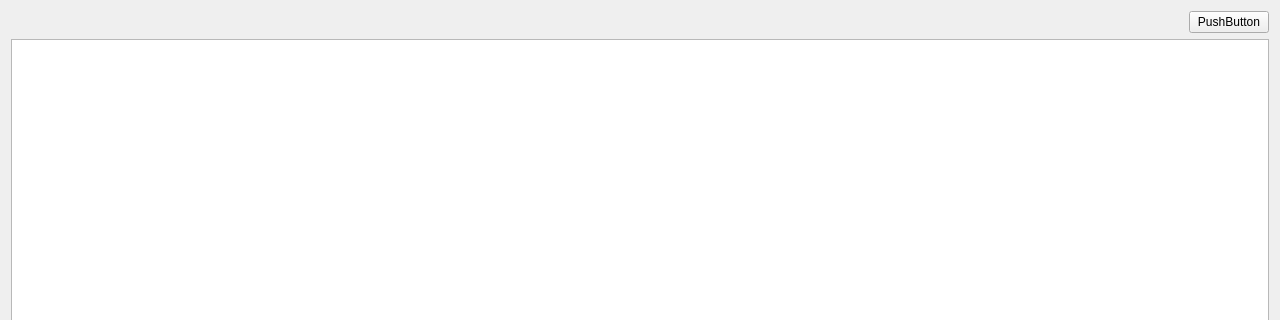
First picture: the form in pathfindingtab.ui, repository vlasopoulos/AlgorithmVisualisation, before the edit; both pictures show x 0 to 1280 and y 0 to 320 of the 1280 by 720 pixel window.
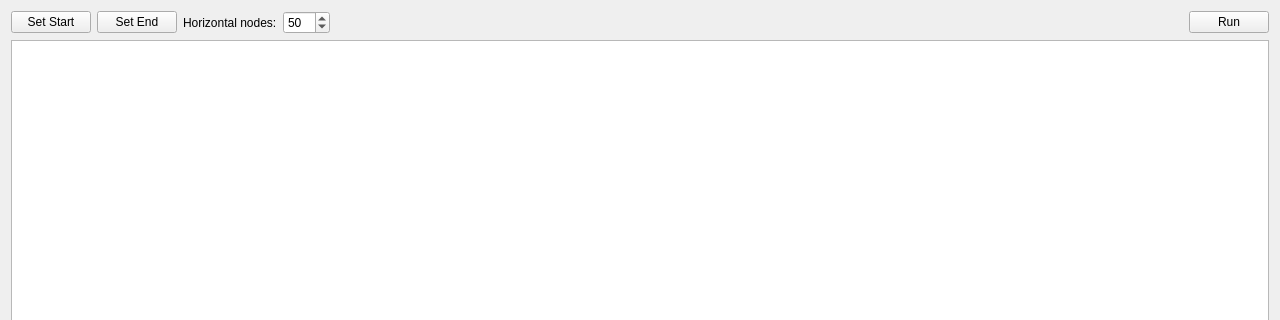
Second picture: the form after the edit.

Commit message: added basic pathfinding UI

The edit to the form file:
```diff
--- a/pathfindingtab.ui
+++ b/pathfindingtab.ui
@@ -18,6 +18,43 @@
     <layout class="QVBoxLayout" name="pathfindingLayout">
      <item>
       <layout class="QHBoxLayout" name="horizontalLayout">
+       <item>
+        <widget class="QPushButton" name="setStartButton">
+         <property name="text">
+          <string>Set Start</string>
+         </property>
+        </widget>
+       </item>
+       <item>
+        <widget class="QPushButton" name="setEndButton">
+         <property name="text">
+          <string>Set End</string>
+         </property>
+        </widget>
+       </item>
+       <item>
+        <widget class="QLabel" name="label">
+         <property name="text">
+          <string>Horizontal nodes:</string>
+         </property>
+        </widget>
+       </item>
+       <item>
+        <widget class="QSpinBox" name="sizeXspinBox">
+         <property name="minimum">
+          <number>10</number>
+         </property>
+         <property name="maximum">
+          <number>200</number>
+         </property>
+         <property name="singleStep">
+          <number>5</number>
+         </property>
+         <property name="value">
+          <number>50</number>
+         </property>
+        </widget>
+       </item>
        <item>
         <spacer name="horizontalSpacer">
          <property name="orientation">
@@ -34,7 +71,7 @@
        <item>
         <widget class="QPushButton" name="pushButton">
          <property name="text">
-          <string>PushButton</string>
+          <string>Run</string>
          </property>
         </widget>
        </item>
```
Left out of the diff: 2 changed lines with no effect on the pictures. The commit also changes 6 other files.
